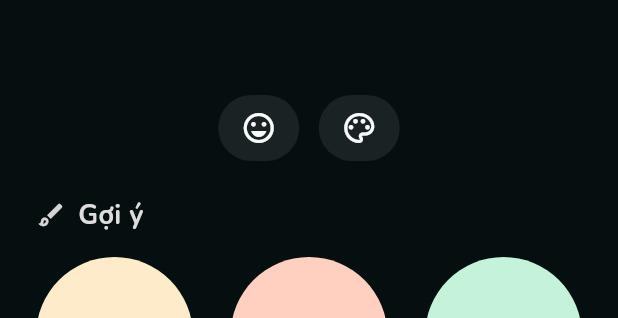
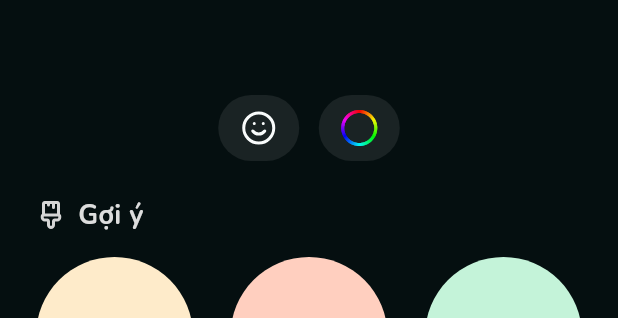
Before and after one commit to manhthien2005/Meep, a Flutter app: the IconBuilderStep widget shown alone on an empty page, opened directly with empty values, on a phone screen of 412 x 824 dp. Shown: the part 232-550 px from the top of the screen. Run offline on Flutter 3.47's test engine with Material 3 defaults, Android fonts, the phone set to English and light mode, and no system bars; our stand-ins replace cloud_firestore, cloud_functions, emoji_picker_flutter, firebase_auth, firebase_core, firebase_storage and 6 more; accounts and stored records are empty; generated files the repository leaves out were written again; network calls fail; project files that could hold a hidden picture were left out.

Commit message:
fix(space): IconBuilderStep icon đúng Figma + color overlay live sync
1. Icon đúng Figma 269:1334:
   - Tab emoji: SVG ic_smile (lucide smile, stroke bw100)
   - Tab màu: CustomPainter color wheel (hue ring, không dùng PNG nhúng)
   - Section Gợi ý: SVG ic_paintbrush_vertical
2. Color overlay:
   - Bỏ dim nền (barrierColor transparent) → thấy preview phía sau
   - Live sync: onColorChanged fire mỗi lần tap màu / kéo slider
     → preview + suggestions cập nhật trực tiếp
   - X close: chỉ đóng (màu đã sync, không return)
3. Tests update match UI mới, 16 space tests pass

Refs #134

```diff
--- a/apps/mobile/lib/features/space/presentation/widgets/icon_builder_step.dart
+++ b/apps/mobile/lib/features/space/presentation/widgets/icon_builder_step.dart
@@ -1,5 +1,6 @@
 import 'package:emoji_picker_flutter/emoji_picker_flutter.dart';
 import 'package:flutter/material.dart';
+import 'package:flutter_svg/flutter_svg.dart';
 import 'package:meep/core/theme/app_colors.dart';
 import 'package:meep/core/theme/app_text_styles.dart';
 import 'package:meep/features/space/presentation/widgets/space_color_overlay.dart';
@@ -62,15 +63,20 @@ class _IconBuilderStepState extends State<IconBuilderStep> {
   }
 
   Future<void> _openColorOverlay() async {
-    final picked = await showModalBottomSheet<String>(
+    // Lưu màu gốc để revert nếu user đóng mà không xác nhận (hiện không có
+    // nút huỷ — đóng = giữ màu đã chỉnh). Live sync: mỗi lần overlay đổi màu,
+    // preview + suggestions cập nhật ngay qua onColorChanged.
+    await showModalBottomSheet<void>(
       context: context,
       backgroundColor: Colors.transparent,
+      // Không tối nền — để preview phía sau vẫn thấy rõ khi chỉnh màu.
+      barrierColor: Colors.transparent,
       isScrollControlled: true,
-      builder: (_) => SpaceColorOverlay(initialColor: _color),
+      builder: (_) => SpaceColorOverlay(
+        initialColor: _color,
+        onColorChanged: (hex) => setState(() => _color = hex),
+      ),
     );
-    if (picked != null) {
-      setState(() => _color = picked);
-    }
   }
 
   @override
@@ -101,13 +107,17 @@ class _IconBuilderStepState extends State<IconBuilderStep> {
             mainAxisAlignment: MainAxisAlignment.center,
             children: [
               _TabButton(
-                icon: Icons.emoji_emotions_outlined,
                 onTap: _openEmojiPicker,
+                child: SvgPicture.asset(
+                  'assets/icons/ic_smile.svg',
+                  width: 24,
+                  height: 24,
+                ),
               ),
               const SizedBox(width: 13),
               _TabButton(
-                icon: Icons.palette_outlined,
                 onTap: _openColorOverlay,
+                child: const _ColorWheelIcon(size: 24),
               ),
             ],
           ),
@@ -115,10 +125,10 @@ class _IconBuilderStepState extends State<IconBuilderStep> {
           // Section "Gợi ý"
           Row(
             children: [
-              const Icon(
-                Icons.brush_outlined,
-                size: 20,
-                color: Color(0xFFD5D5D5),
+              SvgPicture.asset(
+                'assets/icons/ic_paintbrush_vertical.svg',
+                width: 20,
+                height: 20,
               ),
               const SizedBox(width: 8),
               Text(
@@ -182,9 +192,9 @@ class _PreviewCircle extends StatelessWidget {
 }
 
 class _TabButton extends StatelessWidget {
-  const _TabButton({required this.icon, required this.onTap});
+  const _TabButton({required this.child, required this.onTap});
 
-  final IconData icon;
+  final Widget child;
   final VoidCallback onTap;
 
   @override
@@ -198,10 +208,53 @@ class _TabButton extends StatelessWidget {
           color: const Color(0x66394041),
           borderRadius: BorderRadius.circular(40),
         ),
-        child: Icon(icon, size: 24, color: AppColors.bw100),
+        child: child,
       ),
     );
   }
+}
+
+/// Color wheel icon (hue ring) — vẽ bằng CustomPainter thay vì SVG (Figma
+/// export ra PNG nhúng, không scale tốt). Match graphic cầu vồng 269:1334.
+class _ColorWheelIcon extends StatelessWidget {
+  const _ColorWheelIcon({required this.size});
+
+  final double size;
+
+  @override
+  Widget build(BuildContext context) {
+    return SizedBox(
+      width: size,
+      height: size,
+      child: CustomPaint(painter: _ColorWheelPainter()),
+    );
+  }
+}
+
+class _ColorWheelPainter extends CustomPainter {
+  @override
+  void paint(Canvas canvas, Size size) {
+    final center = Offset(size.width / 2, size.height / 2);
+    final radius = size.width / 2;
+    const sweep = 360;
+    for (var i = 0; i < sweep; i++) {
+      final paint = Paint()
+        ..color = HSVColor.fromAHSV(1, i.toDouble(), 1, 1).toColor()
+        ..style = PaintingStyle.stroke
+        ..strokeWidth = 2;
+      final startAngle = (i - 90) * 3.1415926 / 180;
+      canvas.drawArc(
+        Rect.fromCircle(center: center, radius: radius - 1),
+        startAngle,
+        (2 * 3.1415926 / sweep) + 0.02,
+        false,
+        paint,
+      );
+    }
+  }
+
+  @override
+  bool shouldRepaint(covariant CustomPainter oldDelegate) => false;
 }
 
 class _SuggestionCircle extends StatelessWidget {
```
Also changed, not shown: apps/mobile/lib/features/space/presentation/widgets/space_color_overlay.dart (+18 -4 lines), apps/mobile/assets/icons/ic_paintbrush_vertical.svg (added), apps/mobile/assets/icons/ic_smile.svg (added), 1 other file.
